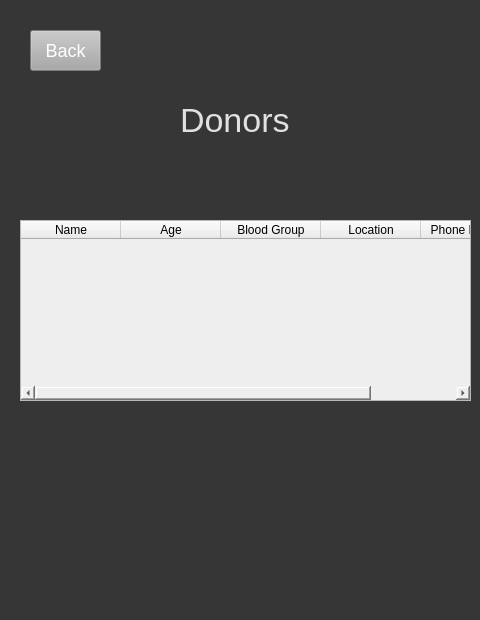
Before: the Qt Designer form Resource/display.ui in ayushkumar-25/Blood-Donation-Management-System, drawn with Qt 5.
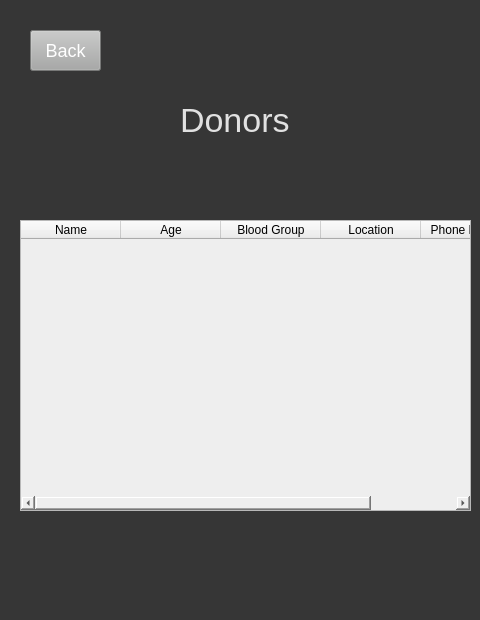
After: the same form once the commit is applied.

The edit to the form file:
```diff
--- a/Resource/display.ui
+++ b/Resource/display.ui
@@ -57,7 +57,7 @@
      <x>20</x>
      <y>220</y>
      <width>451</width>
-     <height>181</height>
+     <height>291</height>
     </rect>
    </property>
    <property name="styleSheet">
@@ -75,7 +75,7 @@
       <x>0</x>
       <y>0</y>
       <width>451</width>
-      <height>181</height>
+      <height>291</height>
      </rect>
     </property>
     <property name="styleSheet">
```
